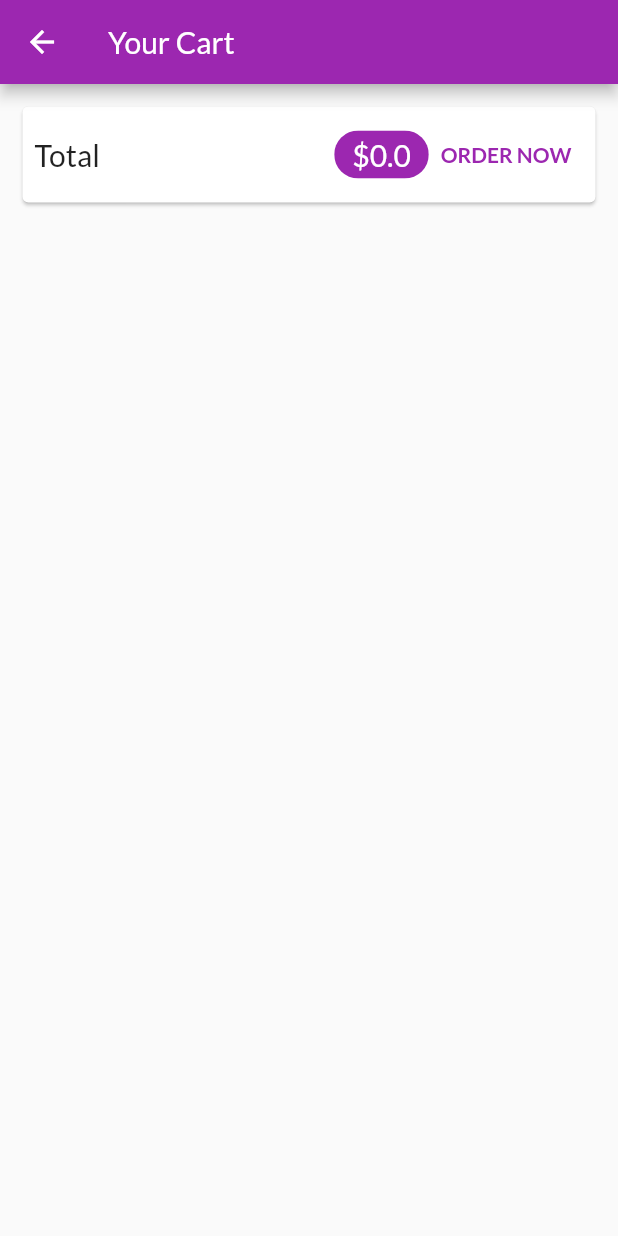
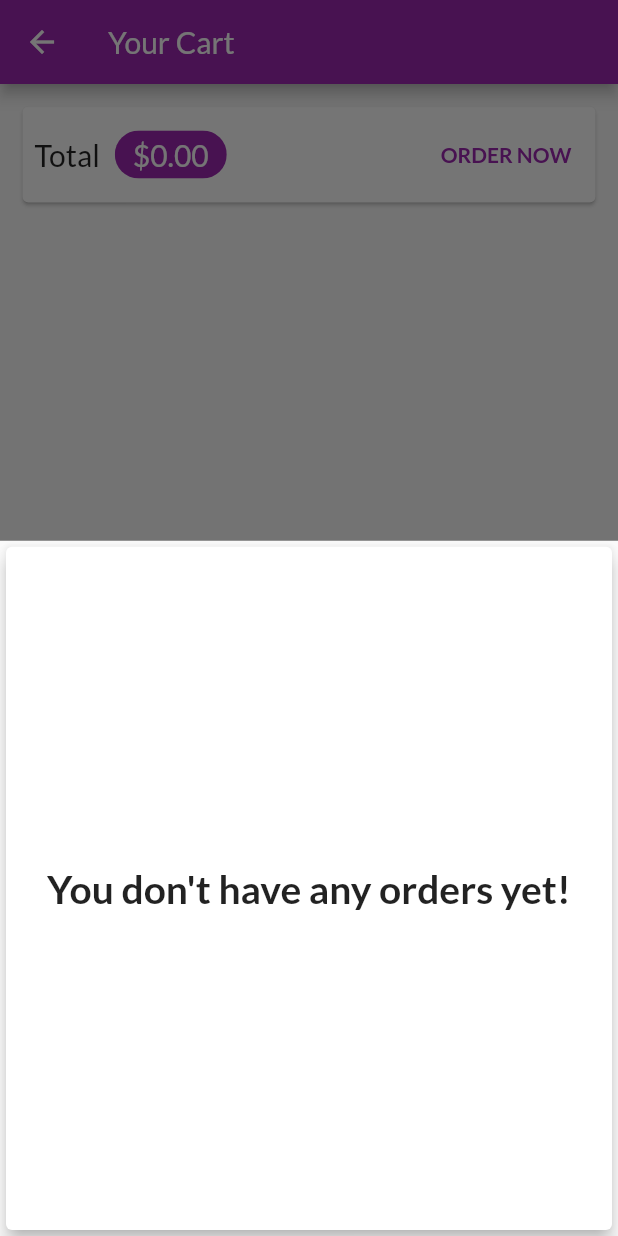
Before and after one commit to danghoanguet/shop_app, a Flutter app: the CartScreen screen opened by its route, after a tap on "ORDER NOW", on a phone screen of 412 x 824 dp. Run offline on Flutter 3.47's test engine with Material 2 defaults, Android fonts, the phone set to English and light mode, and no system bars; network calls fail.

Commit message:
add order & place order

```diff
--- a/lib/main.dart
+++ b/lib/main.dart
@@ -1,8 +1,10 @@
 import 'package:flutter/material.dart';
 import 'package:provider/provider.dart';
 import 'package:shop_app/providers/cart_provider.dart';
+import 'package:shop_app/providers/order_provider.dart';
 import 'package:shop_app/providers/product_provider.dart';
 import 'package:shop_app/screens/cart_screen.dart';
+import 'package:shop_app/screens/order_screen.dart';
 import 'package:shop_app/screens/product_details_screen.dart';
 import 'package:shop_app/screens/product_overview_screen.dart';
 
@@ -15,6 +17,7 @@ class MyApp extends StatelessWidget {
       providers: [
         ChangeNotifierProvider(create: (_) => ProductProvider()),
         ChangeNotifierProvider(create: (_) => CartProvider()),
+        ChangeNotifierProvider(create: (_) => OrderProvider()),
       ],
       child: MaterialApp(
         debugShowCheckedModeBanner: false,
@@ -28,6 +31,7 @@ class MyApp extends StatelessWidget {
         routes: {
           ProducDetailsScreen.routeName: (context) => ProducDetailsScreen(),
           CartScreen.routeName: (context) => CartScreen(),
+          OrderScreen.routeName: (context) => OrderScreen(),
         },
       ),
     );
--- /dev/null
+++ b/lib/providers/order_provider.dart
@@ -0,0 +1,34 @@
+import 'package:flutter/material.dart';
+import 'package:shop_app/providers/cart_provider.dart';
+
+class Order {
+  final String id;
+  final double amount;
+  final List<Cart> products;
+  final DateTime dateTime;
+
+  Order(
+      {required this.id,
+      required this.amount,
+      required this.products,
+      required this.dateTime});
+}
+
+class OrderProvider with ChangeNotifier {
+  List<Order> _orders = [];
+
+  List<Order> get orders {
+    return [..._orders];
+  }
+
+  void addOrder(List<Cart> cartProducts, double total) {
+    _orders.insert(
+        0,
+        Order(
+            id: DateTime.now().toString(),
+            amount: total,
+            products: cartProducts,
+            dateTime: DateTime.now()));
+    notifyListeners();
+  }
+}
--- a/lib/screens/cart_screen.dart
+++ b/lib/screens/cart_screen.dart
@@ -1,6 +1,7 @@
 import 'package:flutter/material.dart';
 import 'package:provider/provider.dart';
 import 'package:shop_app/providers/cart_provider.dart' show CartProvider;
+import 'package:shop_app/screens/place_order.dart';
 
 import '../widgets/cart_Item.dart';
 
@@ -32,11 +33,10 @@ class CartScreen extends StatelessWidget {
                 SizedBox(
                   width: 10,
                 ),
-                Spacer(),
                 Consumer<CartProvider>(
                   builder: (_, value, __) => Chip(
                     label: Text(
-                      '\$${value.totalAmount}',
+                      '\$${value.totalAmount.toStringAsFixed(2)}',
                       style: Theme.of(context)
                           .textTheme
                           .titleLarge!
@@ -45,8 +45,9 @@ class CartScreen extends StatelessWidget {
                     backgroundColor: Theme.of(context).colorScheme.primary,
                   ),
                 ),
+                Spacer(),
                 TextButton(
-                  onPressed: () {},
+                  onPressed: () => _showOrder(context),
                   child: Text('ORDER NOW',
                       style: TextStyle(
                           color: Theme.of(context).colorScheme.primary,
@@ -75,4 +76,12 @@ class CartScreen extends StatelessWidget {
       ]),
     );
   }
+
+  _showOrder(BuildContext context) {
+    showModalBottomSheet(
+        context: context,
+        builder: (_) {
+          return PlaceOrder();
+        });
+  }
 }
--- /dev/null
+++ b/lib/screens/order_screen.dart
@@ -0,0 +1,25 @@
+import 'package:flutter/material.dart';
+import 'package:provider/provider.dart';
+import 'package:shop_app/providers/order_provider.dart';
+import 'package:shop_app/widgets/app_draw.dart';
+import 'package:shop_app/widgets/order_item.dart';
+
+class OrderScreen extends StatelessWidget {
+  const OrderScreen({Key? key}) : super(key: key);
+
+  static const routeName = '/orders';
+
+  @override
+  Widget build(BuildContext context) {
+    final orderProvider = Provider.of<OrderProvider>(context);
+    return Scaffold(
+      appBar: AppBar(title: Text('Your orders')),
+      drawer: AppDraw(),
+      body: ListView.builder(
+        itemBuilder: ((context, index) =>
+            OrderItem(orders: orderProvider.orders[index])),
+        itemCount: orderProvider.orders.length,
+      ),
+    );
+  }
+}
--- /dev/null
+++ b/lib/screens/place_order.dart
@@ -0,0 +1,123 @@
+import 'dart:math';
+
+import 'package:flutter/material.dart';
+import 'package:provider/provider.dart';
+import 'package:shop_app/providers/order_provider.dart';
+
+import '../providers/cart_provider.dart';
+
+class PlaceOrder extends StatelessWidget {
+  const PlaceOrder({Key? key}) : super(key: key);
+
+  @override
+  Widget build(BuildContext context) {
+    final cartProvider = Provider.of<CartProvider>(context, listen: true);
+    final cartProviderValue = cartProvider.items.values.toList();
+
+    final orderProvider = Provider.of<OrderProvider>(context, listen: false);
+    return Card(
+      elevation: 5,
+      child: Container(
+        padding: EdgeInsets.all(20),
+        decoration: BoxDecoration(
+          borderRadius: BorderRadius.circular(20),
+        ),
+        child: cartProviderValue.isEmpty
+            ? Center(
+                child: Text(
+                  'You don\'t have any orders yet!',
+                  style: TextStyle(fontSize: 26, fontWeight: FontWeight.bold),
+                ),
+              )
+            : Column(
+                children: [
+                  Text(
+                    'Your orders',
+                    style: TextStyle(
+                      fontWeight: FontWeight.bold,
+                      fontSize: 26,
+                    ),
+                  ),
+                  Expanded(
+                    child: ListView.builder(
+                      itemBuilder: ((_, index) => Row(
+                            children: [
+                              Expanded(
+                                child: ListTile(
+                                  leading: Container(
+                                    height: 50,
+                                    width: 50,
+                                    child: CircleAvatar(
+                                        backgroundColor: Theme.of(context)
+                                            .colorScheme
+                                            .primary,
+                                        child: Padding(
+                                          padding: const EdgeInsets.all(3.0),
+                                          child: FittedBox(
+                                              fit: BoxFit.contain,
+                                              child: Text(
+                                                '\$${cartProviderValue[index].price}',
+                                                style: TextStyle(
+                                                    color: Colors.white),
+                                              )),
+                                        )),
+                                  ),
+                                  title: Text(
+                                    cartProviderValue[index].title,
+                                    style:
+                                        TextStyle(fontWeight: FontWeight.bold),
+                                  ),
+                                  subtitle: Text(
+                                      'Total: \$${(cartProviderValue[index].price * cartProviderValue[index].quantity)}'),
+                                  trailing: Text(
+                                      '${cartProviderValue[index].quantity} x'),
+                                ),
+                              ),
+                              TextButton(
+                                onPressed: () {
+                                  orderProvider.addOrder(cartProviderValue,
+                                      cartProvider.totalAmount);
+                                  cartProvider.clearCartById(
+                                      cartProvider.items.keys.toList()[index]);
+                                },
+                                style: ButtonStyle(
+                                  backgroundColor: MaterialStateProperty.all(
+                                      Theme.of(context).colorScheme.primary),
+                                ),
+                                child: Text(
+                                  'Order this item',
+                                  style: TextStyle(
+                                      fontWeight: FontWeight.bold,
+                                      fontSize: 10,
+                                      color: Colors.white),
+                                ),
+                              ),
+                            ],
+                          )),
+                      itemCount: cartProvider.itemCount,
+                    ),
+                  ),
+                  TextButton(
+                    onPressed: () {
+                      orderProvider.addOrder(
+                          cartProviderValue, cartProvider.totalAmount);
+                      cartProvider.clearAllCart();
+                    },
+                    style: ButtonStyle(
+                      backgroundColor: MaterialStateProperty.all(
+                          Theme.of(context).colorScheme.primary),
+                    ),
+                    child: Text(
+                      'Order all',
+                      style: TextStyle(
+                          fontWeight: FontWeight.bold,
+                          fontSize: 20,
+                          color: Colors.white),
+                    ),
+                  ),
+                ],
+              ),
+      ),
+    );
+  }
+}
--- a/lib/screens/product_overview_screen.dart
+++ b/lib/screens/product_overview_screen.dart
@@ -2,6 +2,7 @@ import 'package:flutter/material.dart';
 import 'package:provider/provider.dart';
 import 'package:shop_app/providers/cart_provider.dart';
 import 'package:shop_app/screens/cart_screen.dart';
+import 'package:shop_app/widgets/app_draw.dart';
 import 'package:shop_app/widgets/badge.dart';
 import '../widgets/product_grid.dart';
 
@@ -63,6 +64,7 @@ class _ProductsOverViewScreenState extends State<ProductsOverViewScreen> {
           )
         ],
       ),
+      drawer: AppDraw(),
       body: ProductGrid(
         showFavorites: _showFavoritesOnly,
       ),
--- a/pubspec.yaml
+++ b/pubspec.yaml
@@ -30,6 +30,7 @@ dependencies:
   flutter:
     sdk: flutter
   provider: ^6.0.2
+  intl: ^0.17.0
 
 
   # The following adds the Cupertino Icons font to your application.
```
Also changed, not shown: lib/providers/cart_provider.dart (+10 -0 lines), lib/screens/product_details_screen.dart (+36 -0 lines), lib/widgets/app_draw.dart (added, +30 -0 lines), lib/widgets/order_item.dart (added, +69 -0 lines), pubspec.lock.
